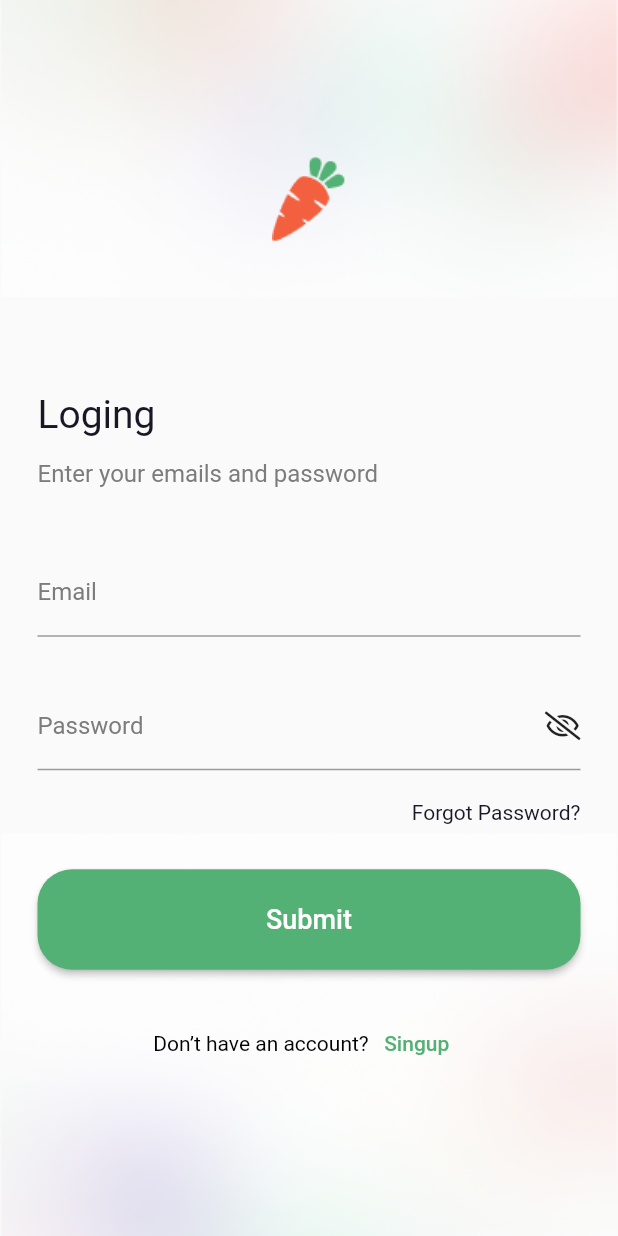
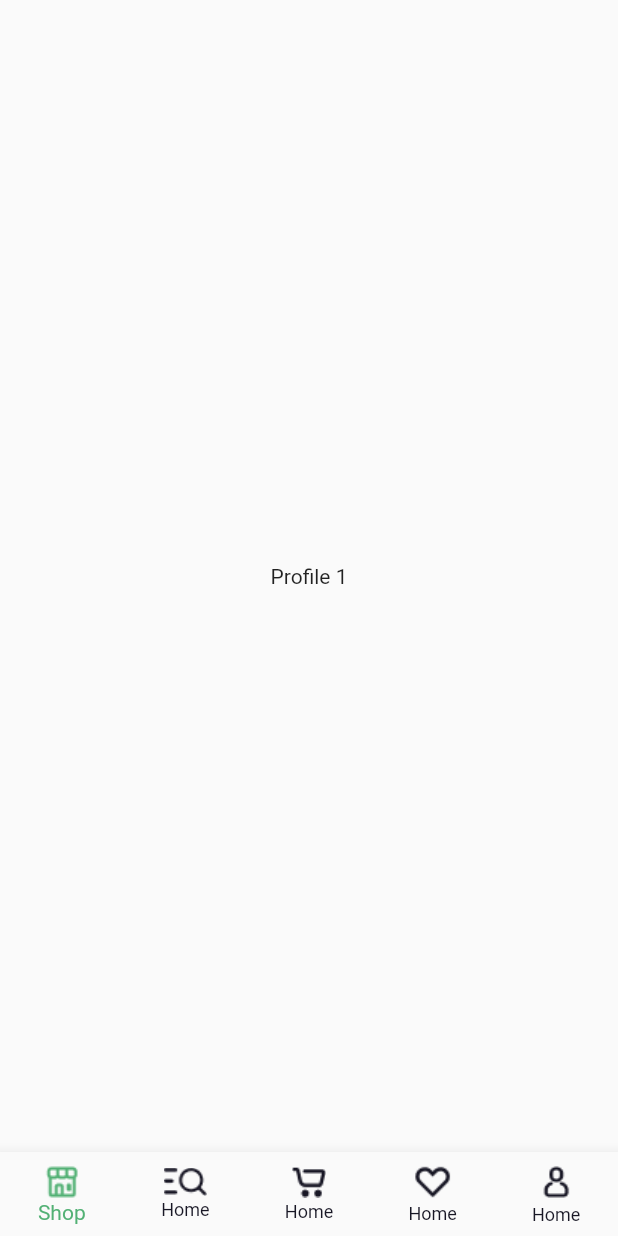
Before and after one commit to phambaduy56/flutter-lession1, a Flutter app: the LoginPage screen opened by its route, after a tap on "Submit", on a phone screen of 412 x 824 dp. Run offline on Flutter 3.47's test engine with Material 2 defaults, Android fonts, the phone set to English and light mode, and no system bars; our stand-ins replace font_awesome_flutter.

Commit message:
commit 5h35 30/8/2021

```diff
--- a/lib/main.dart
+++ b/lib/main.dart
@@ -7,6 +7,7 @@ import 'package:lession_01/views/SingIn/Number_page.dart';
 import 'package:lession_01/views/SingIn/SingIn.dart';
 import 'package:lession_01/views/SingIn/Verification_page.dart';
 import 'package:lession_01/views/SingIn/location_page.dart';
+import 'package:lession_01/views/navbar/nav.dart';
 import 'package:lession_01/views/onbording_page.dart';
 import 'package:lession_01/views/splash_page.dart';
 
@@ -28,6 +29,7 @@ void main() {
       '/LocationPage': (context) => LocationPage(),
       '/LoginPage': (context) => LoginPage(),
       '/SingupPage': (context) => SingupPage(),
+      '/NavPage': (context) => nav(),
     },
   ));
 }
--- a/lib/views/Login/login_page.dart
+++ b/lib/views/Login/login_page.dart
@@ -164,6 +164,6 @@ class SubmitButton extends StatelessWidget {
   }
 
   void onChangeLogin(BuildContext context) {
-    Navigator.pushNamed(context, '/LoginPage');
+    Navigator.pushNamed(context, '/NavPage');
   }
 }
--- /dev/null
+++ b/lib/views/navbar/nav.dart
@@ -0,0 +1,93 @@
+import 'package:flutter/material.dart';
+import 'package:font_awesome_flutter/font_awesome_flutter.dart';
+
+class nav extends StatefulWidget {
+  const nav({Key? key}) : super(key: key);
+
+  @override
+  _navState createState() => _navState();
+}
+
+class _navState extends State<nav> {
+  int _selectedIndex = 0;
+  Color color_c = Color(0xff181725);
+  List<Widget> _widgetOptions = <Widget>[
+    //Home(),
+    Text('Profile 1'),
+    Text('Profile 2'),
+    Text('Profile 3'),
+    Text('Profile 4'),
+    Text('Profile 5'),
+  ];
+
+  void _onItemTap(int index) {
+    setState(() {
+      _selectedIndex = index;
+      color_c = Color(0xff53B175);
+    });
+  }
+
+  @override
+  Widget build(BuildContext context) {
+    return Scaffold(
+      body: Center(
+        child: _widgetOptions.elementAt(_selectedIndex),
+      ),
+      bottomNavigationBar: BottomNavigationBar(
+        currentIndex: _selectedIndex,
+        onTap: _onItemTap,
+        type: BottomNavigationBarType.fixed,
+        selectedItemColor: Color(0xff53B175),
+        //selectedIconTheme: SelectedIconTheme(Co),
+        unselectedItemColor: Color(0xff181725),
+        items: [
+          BottomNavigationBarItem(
+            icon: Image.asset(
+              'assets/images/store1.png',
+              color: Color(0xff181725),
+            ),
+            activeIcon: Image.asset(
+              'assets/images/store1.png',
+              color: Color(0xff53B175),
+            ),
+            title: Text('Shop'),
+          ),
+          BottomNavigationBarItem(
+            icon: Image.asset(
+              'assets/images/find.png',
+            ),
+            activeIcon: Image.asset(
+              'assets/images/find.png',
+              color: Color(0xff53B175),
+            ),
+            title: Text('Home'),
+          ),
+          BottomNavigationBarItem(
+            icon: Image.asset('assets/images/cart.png'),
+            activeIcon: Image.asset(
+              'assets/images/cart.png',
+              color: Color(0xff53B175),
+            ),
+            title: Text('Home'),
+          ),
+          BottomNavigationBarItem(
+            icon: Image.asset('assets/images/bookmark1.png'),
+            activeIcon: Image.asset(
+              'assets/images/bookmark1.png',
+              color: Color(0xff53B175),
+            ),
+            title: Text('Home'),
+          ),
+          BottomNavigationBarItem(
+            icon: Image.asset('assets/images/user1.png'),
+            activeIcon: Image.asset(
+              'assets/images/user1.png',
+              color: Color(0xff53B175),
+            ),
+            title: Text('Home'),
+          ),
+        ],
+      ),
+    );
+  }
+}
--- a/pubspec.yaml
+++ b/pubspec.yaml
@@ -55,6 +55,11 @@ flutter:
     - assets/images/MaskGroup2.png
     - assets/images/illustration.png
     - assets/images/Group3.png
+    - assets/images/user1.png
+    - assets/images/store1.png
+    - assets/images/find.png
+    - assets/images/cart.png
+    - assets/images/bookmark1.png
 
   # To add assets to your application, add an assets section, like this:
   # assets:
```
Also changed, not shown: assets/images/bookmark1.png (added), assets/images/cart.png (added), assets/images/find.png (added), assets/images/store1.png (added), assets/images/user1.png (added).
